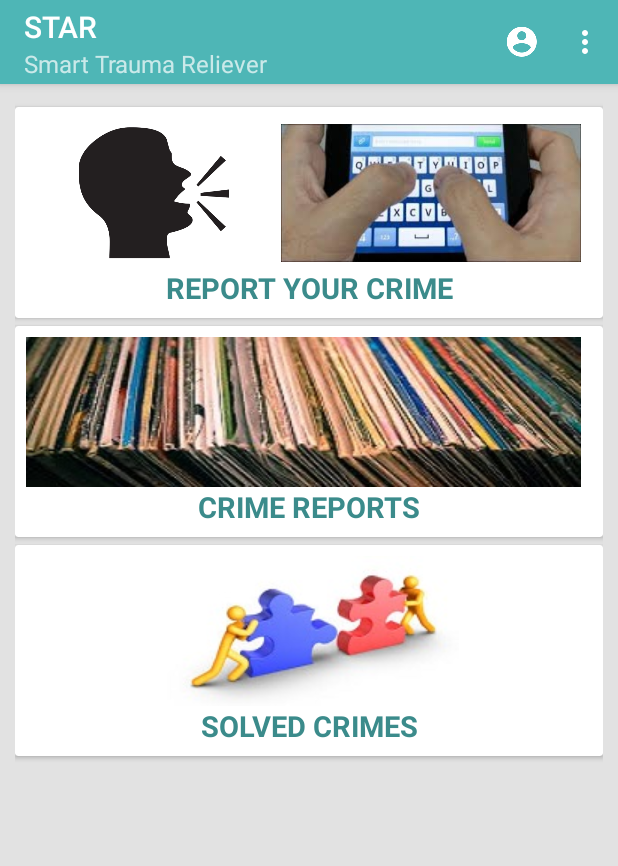
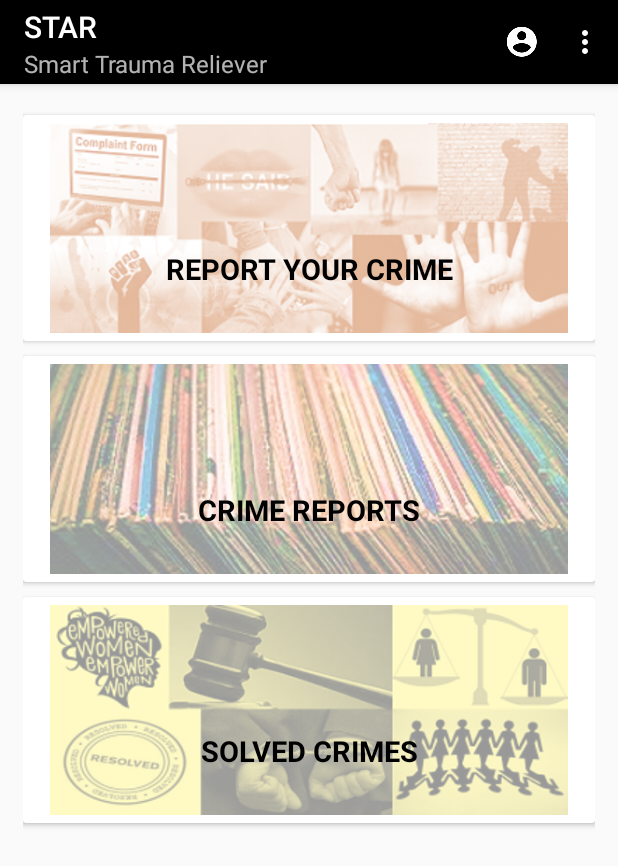
Before and after one commit to ApoorvaJaiswal/SmartTraumaRelieverFlawsome, an Android app: the screen it shows after launch (MainActivity), on a phone screen of 412 x 824 dp. Shown: the top 866 px of the screen. Run offline under Robolectric (Android 15) with nearby library versions, the phone set to English and light mode, and no system bars.

Commit message:
Updated: Home and Report Screen UI.

```diff
--- a/app/src/main/res/layout/activity_main.xml
+++ b/app/src/main/res/layout/activity_main.xml
@@ -1,13 +1,14 @@
 <?xml version="1.0" encoding="utf-8"?>
-<RelativeLayout android:layout_width="match_parent"
-    android:layout_height="match_parent"
+<ScrollView
+    android:layout_width="match_parent"
+    android:layout_height="wrap_content"
     xmlns:android="http://schemas.android.com/apk/res/android"
-    android:background="@color/colorGrey"
+    android:layout_marginBottom="15dp"
     >
     <RelativeLayout
         android:layout_width="match_parent"
-        android:layout_height="match_parent"
-        android:layout_margin="10dp"
+        android:layout_height="wrap_content"
+        android:layout_margin="15dp"
         >
         <LinearLayout
             android:layout_width="match_parent"
@@ -40,34 +41,32 @@
             android:id="@+id/report_crime"
             android:onClick="onClick"
             style="@style/Base.CardView"
+            android:elevation="5dp"
             >
             <RelativeLayout
                 android:layout_width="match_parent"
                 android:layout_height="wrap_content"
-                android:padding="7dp"
+                android:padding="5dp"
                 android:elevation="9dp"
                 >
                 <ImageView
-                    android:layout_width="170dp"
-                    android:layout_height="100dp"
-                    android:src="@drawable/speak"
+                    android:layout_width="370dp"
+                    android:layout_height="140dp"
+                    android:src="@drawable/report"
+                    android:alpha="0.4"
                     android:id="@+id/img_speak"
                     />
-                <ImageView
-                    android:layout_width="200dp"
-                    android:layout_height="100dp"
-                    android:src="@drawable/type"
-                    android:layout_toRightOf="@id/img_speak"
-                    />
+
                 <TextView
                     android:layout_width="match_parent"
                     android:layout_height="wrap_content"
-                    android:layout_below="@id/img_speak"
                     android:text="REPORT YOUR CRIME"
                     android:textStyle="bold"
                     android:textSize="19sp"
                     android:gravity="center"
-                    android:textColor="@color/colorPrimaryDark"
+                    android:layout_alignParentBottom="true"
+                    android:paddingBottom="30dp"
+                    android:textColor="@color/colorPrimary"
                     />
             </RelativeLayout>
         </android.support.v7.widget.CardView>
@@ -75,7 +74,7 @@
         <android.support.v7.widget.CardView
             android:layout_width="wrap_content"
             android:layout_height="wrap_content"
-            android:layout_marginTop="5dp"
+            android:layout_marginTop="10dp"
             android:layout_below="@id/report_crime"
             style="@style/Base.CardView"
             android:id="@+id/crimes_reported"
@@ -84,24 +83,26 @@
             <RelativeLayout
                 android:layout_width="match_parent"
                 android:layout_height="wrap_content"
-                android:padding="7dp"
+                android:padding="5dp"
                 android:elevation="9dp"
                 >
                 <ImageView
                     android:layout_width="370dp"
-                    android:layout_height="100dp"
-                    android:src="@drawable/reports"
+                    android:layout_height="140dp"
+                    android:src="@drawable/img_reports_bg"
                     android:id="@+id/img_reports"
+                    android:alpha="0.4"
                     />
                 <TextView
                     android:layout_width="match_parent"
                     android:layout_height="wrap_content"
-                    android:layout_below="@id/img_reports"
                     android:text="CRIME REPORTS"
                     android:textStyle="bold"
                     android:textSize="19sp"
                     android:gravity="center"
-                    android:textColor="@color/colorPrimaryDark"
+                    android:paddingBottom="30dp"
+                    android:textColor="@color/colorPrimary"
+                    android:layout_alignParentBottom="true"
                     />
             </RelativeLayout>
         </android.support.v7.widget.CardView>
@@ -109,7 +110,8 @@
         <android.support.v7.widget.CardView
             android:layout_width="wrap_content"
             android:layout_height="wrap_content"
-            android:layout_marginTop="5dp"
+            android:layout_marginTop="10dp"
+            android:layout_marginBottom="15dp"
             android:layout_below="@id/crimes_reported"
             android:id="@+id/solved_crime"
             android:onClick="onClick"
@@ -117,28 +119,29 @@
             <RelativeLayout
                 android:layout_width="match_parent"
                 android:layout_height="wrap_content"
-                android:padding="7dp"
+                android:padding="5dp"
                 android:elevation="9dp"
                 >
                 <ImageView
-                    android:layout_width="200dp"
-                    android:layout_height="100dp"
-                    android:src="@drawable/solved"
+                    android:layout_width="370dp"
+                    android:layout_height="140dp"
+                    android:src="@drawable/img_solved"
                     android:id="@+id/img_solved"
                     android:layout_centerHorizontal="true"
+                    android:alpha="0.4"
                     />
                 <TextView
                     android:layout_width="match_parent"
                     android:layout_height="wrap_content"
-                    android:layout_below="@id/img_solved"
+                    android:layout_alignParentBottom="true"
                     android:text="SOLVED CRIMES"
                     android:textStyle="bold"
                     android:textSize="19sp"
                     android:gravity="center"
-                    android:textColor="@color/colorPrimaryDark"
+                    android:paddingBottom="30dp"
+                    android:textColor="@color/colorPrimary"
                     />
             </RelativeLayout>
         </android.support.v7.widget.CardView>
     </RelativeLayout>
-
-</RelativeLayout>
+</ScrollView>
--- a/app/src/main/res/layout/activity_report_crime.xml
+++ b/app/src/main/res/layout/activity_report_crime.xml
@@ -42,8 +42,9 @@
         android:background="@drawable/record"
         android:layout_below="@id/report_layout"
         android:layout_gravity="bottom"
-        android:layout_marginLeft="3dp"
-        style="?android:attr/borderlessButtonStyle"        />
+        android:layout_margin="5dp"
+        style="?android:attr/borderlessButtonStyle"
+        />
 
     <Button
         android:layout_width="290sp"
@@ -52,7 +53,7 @@
         android:text="SEARCH VIOLATIONS"
         android:layout_marginLeft="5dp"
         android:layout_gravity="bottom"
-        android:background="@color/colorPrimaryDark"
+        android:background="@color/colorPrimary"
         android:layout_marginTop="10sp"
         android:layout_below="@id/record_button"
         android:layout_toRightOf="@+id/record_button"
--- a/app/src/main/res/values/colors.xml
+++ b/app/src/main/res/values/colors.xml
@@ -1,7 +1,7 @@
 <?xml version="1.0" encoding="utf-8"?>
 <resources>
-    <color name="colorPrimary">#4EB6B6</color>
-    <color name="colorPrimaryDark">#3b8b8b</color>
+    <color name="colorPrimary">#000000</color>
+    <color name="colorPrimaryDark">#555555</color>
     <color name="colorAccent">#FF4081</color>
 
     <!-- Custom Colors -->
```
Also changed, not shown: app/src/main/res/drawable/crime_report.jpg (deleted), app/src/main/res/drawable/img_reports_bg.png (added), app/src/main/res/drawable/img_solved.PNG (added), app/src/main/res/drawable/report.png (added), app/src/main/res/drawable/report_crime.png (deleted), app/src/main/res/drawable/reports.jpg (deleted), app/src/main/res/drawable/solved.jpg (deleted), app/src/main/res/drawable/solved_crimes.jpg (deleted), app/src/main/res/drawable/speak.png (deleted), app/src/main/res/drawable/stop.png (added), app/src/main/res/drawable/type.jpg (deleted).
